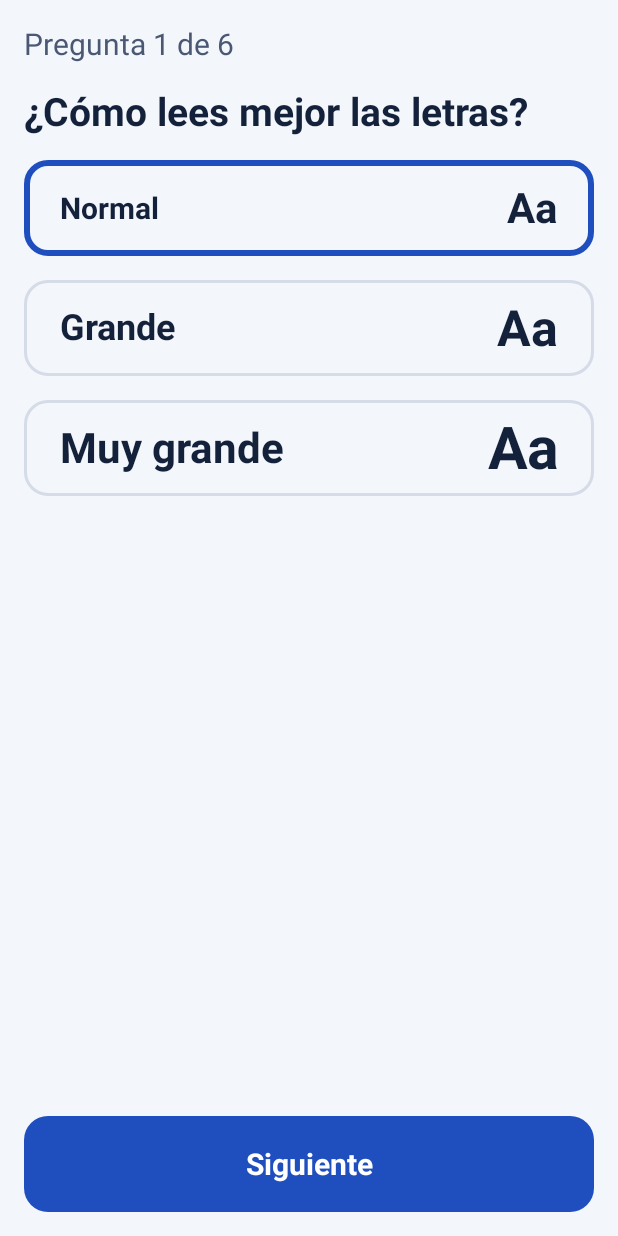
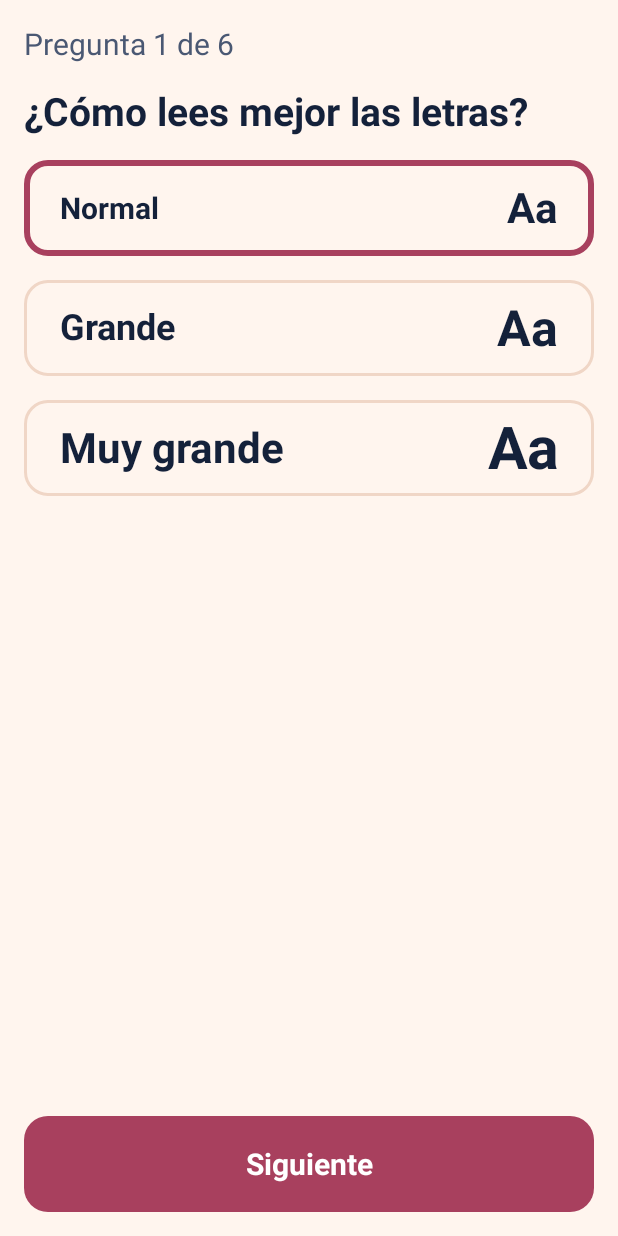
Before and after one commit to Cicker21/RDM, an Android app built with Jetpack Compose: the screen it shows after launch (MainActivity), after a tap on "Empezar", on a phone screen of 412 x 824 dp. Run offline under Robolectric (Android 15) with nearby library versions, the phone set to English and light mode, and no system bars.

Commit message:
feat(tema): Melocotón como tema por defecto

```diff
--- a/app/src/main/java/camejoreig/senda/datos/Modelo.kt
+++ b/app/src/main/java/camejoreig/senda/datos/Modelo.kt
@@ -50,8 +50,8 @@ enum class TamanoLetra(val escala: Float, val etiqueta: String) {
  * el verde de «Hecho» y el naranja de «Me he perdido» son iguales en todos.
  */
 enum class TemaColor(val etiqueta: String) {
+    MELOCOTON("Melocotón"), // el de por defecto: cálido y suave
     AZUL("Azul calma"),
-    MELOCOTON("Melocotón"),
     SALVIA("Salvia"),
     LAVANDA("Lavanda"),
 }
@@ -85,6 +85,6 @@ data class Ajustes(
     val leerEnVozAlta: Boolean = false,  // lee cada paso automáticamente al aparecer
     val contacto: Contacto = Contacto(),
     val aperturaApoyo: AperturaApoyo = AperturaApoyo.DOS_SEGUNDOS, // solo se cambia en Ajustes
-    val tema: TemaColor = TemaColor.AZUL,
+    val tema: TemaColor = TemaColor.MELOCOTON,
     val modo: ModoColor = ModoColor.SEGUN_MOVIL, // solo se cambia en Ajustes
 )
--- a/app/src/main/java/camejoreig/senda/datos/Repositorio.kt
+++ b/app/src/main/java/camejoreig/senda/datos/Repositorio.kt
@@ -144,7 +144,7 @@ class Repositorio(private val ctx: Context) {
             contacto = Contacto(c?.optString("nombre").orEmpty(), c?.optString("telefono").orEmpty()),
             // Los archivos guardados antes de existir esta opción no la tienen: se usan 2 segundos
             aperturaApoyo = runCatching { AperturaApoyo.valueOf(o.getString("aperturaApoyo")) }.getOrDefault(AperturaApoyo.DOS_SEGUNDOS),
-            tema = runCatching { TemaColor.valueOf(o.getString("tema")) }.getOrDefault(TemaColor.AZUL),
+            tema = runCatching { TemaColor.valueOf(o.getString("tema")) }.getOrDefault(TemaColor.MELOCOTON),
             modo = runCatching { ModoColor.valueOf(o.getString("modo")) }.getOrDefault(ModoColor.SEGUN_MOVIL),
         )
     }
--- a/app/src/main/java/camejoreig/senda/ui/theme/Color.kt
+++ b/app/src/main/java/camejoreig/senda/ui/theme/Color.kt
@@ -9,7 +9,7 @@ import camejoreig.senda.datos.TemaColor
 /*
  * Colores de Senda.
  *
- * Hay 4 temas (Azul calma, Melocotón, Salvia y Lavanda), cada uno en claro y en oscuro,
+ * Hay 4 temas (Melocotón, que es el de por defecto, Azul calma, Salvia y Lavanda), cada uno en claro y en oscuro,
  * y además los dos esquemas de alto contraste, que tienen prioridad sobre el tema.
  *
  * Reglas para que cambiar de tema no despiste:
@@ -139,4 +139,4 @@ fun coloresExtra(tema: TemaColor, oscuro: Boolean, contraste: Boolean): ColoresE
 }
 
 /** Valor inicial de LocalExtra (por si alguna pantalla se dibuja fuera de SendaTheme). */
-val ExtraClaro = coloresExtra(TemaColor.AZUL, oscuro = false, contraste = false)
+val ExtraClaro = coloresExtra(TemaColor.MELOCOTON, oscuro = false, contraste = false)
```
